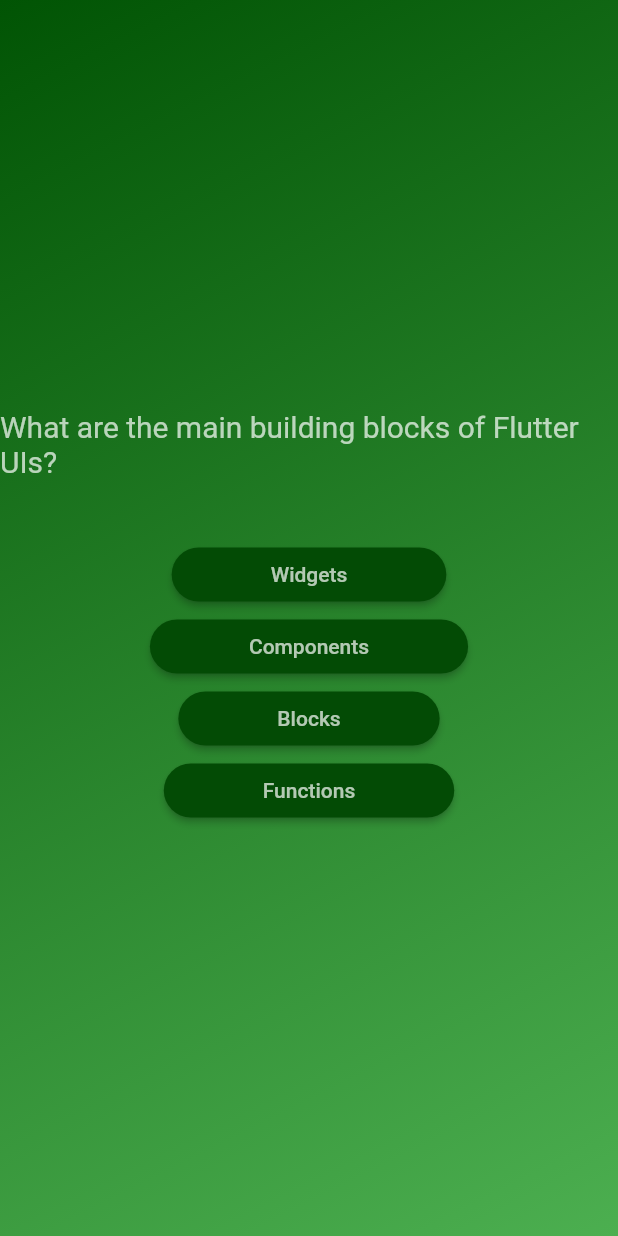
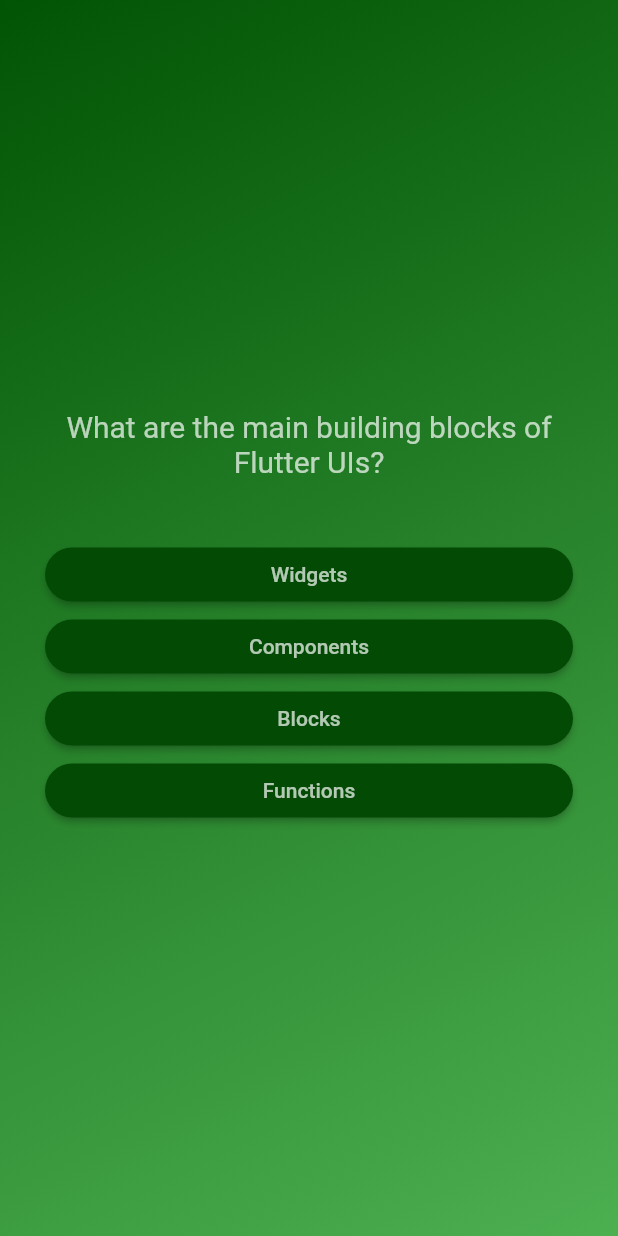
Before and after one commit to carlstep/max_quiz_app, a Flutter app: the screen it shows after launch, after a tap on "Start Quiz", on a phone screen of 412 x 824 dp. Run offline on Flutter 3.47's test engine with Material 2 defaults, Android fonts, the phone set to English and light mode, and no system bars.

Commit message:
styling to questions_screen

```diff
--- a/lib/questions_screen.dart
+++ b/lib/questions_screen.dart
@@ -16,15 +16,20 @@ class _QuestionsScreenState extends State<QuestionsScreen> {
 
     return SizedBox(
       width: double.infinity,
+      child: Container(
+        margin: const EdgeInsets.all(30),
         child: Column(
+          crossAxisAlignment: CrossAxisAlignment.stretch,
           mainAxisAlignment: MainAxisAlignment.center,
           children: [
             Text(
+              // returns the questions
               currentQuestion.text,
               style: const TextStyle(
                 color: Colors.white70,
                 fontSize: 20,
               ),
+              textAlign: TextAlign.center,
             ),
             const SizedBox(
               height: 40,
@@ -34,6 +39,7 @@ class _QuestionsScreenState extends State<QuestionsScreen> {
             ...currentQuestion.answers.map(
               (item) {
                 return AnswerButton(
+                  // returns list of answers
                   answerText: item,
                   onTapAnswer: () {},
                 );
@@ -41,6 +47,7 @@ class _QuestionsScreenState extends State<QuestionsScreen> {
             ),
           ],
         ),
+      ),
     );
   }
 }
```
Lines whose indentation alone changed are shown as unchanged.
